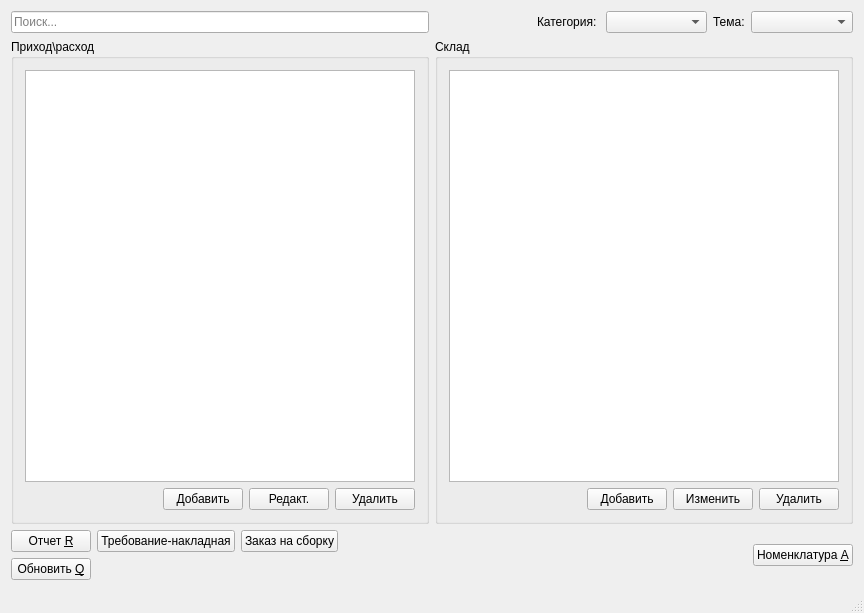
Qt form mainwindow.ui (igrekus/depot) before a commit.
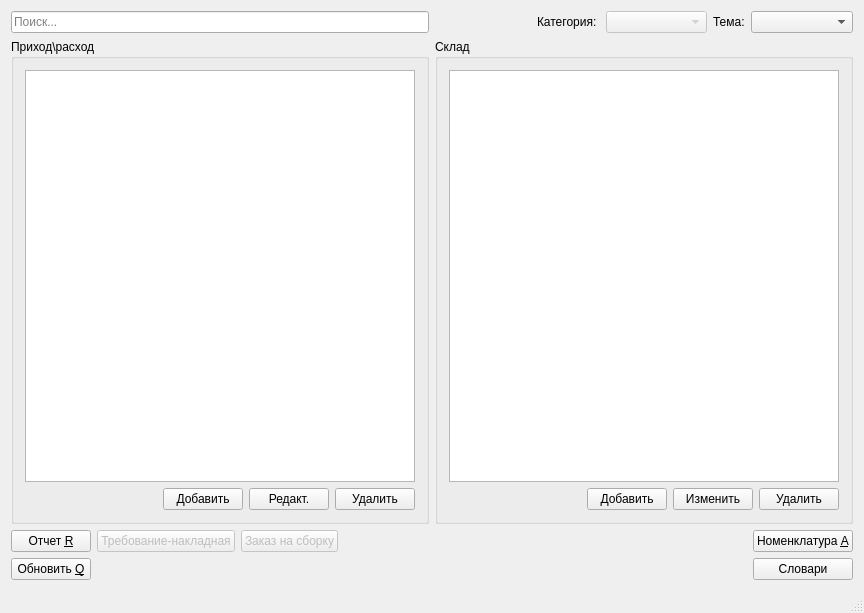
The same form after that commit.

```diff
--- a/mainwindow.ui
+++ b/mainwindow.ui
@@ -14,7 +14,7 @@
    <string>Склад</string>
   </property>
   <widget class="QWidget" name="centralWidget">
-   <layout class="QVBoxLayout" name="verticalLayout_4">
+   <layout class="QVBoxLayout" name="verticalLayout_5">
     <item>
      <layout class="QGridLayout" name="gridLayout">
       <item row="0" column="1">
@@ -41,6 +41,9 @@
         </item>
         <item>
          <widget class="QComboBox" name="comboCategory">
+          <property name="enabled">
+           <bool>false</bool>
+          </property>
           <property name="sizePolicy">
            <sizepolicy hsizetype="Expanding" vsizetype="Fixed">
             <horstretch>0</horstretch>
@@ -207,6 +210,9 @@
           </item>
           <item>
            <widget class="QPushButton" name="pushButton_4">
+            <property name="enabled">
+             <bool>false</bool>
+            </property>
             <property name="text">
              <string>Требование-накладная</string>
             </property>
@@ -214,6 +220,9 @@
           </item>
           <item>
            <widget class="QPushButton" name="btnOrderEditor">
+            <property name="enabled">
+             <bool>false</bool>
+            </property>
             <property name="text">
              <string>Заказ на сборку</string>
             </property>
@@ -261,11 +270,22 @@
        </layout>
       </item>
       <item>
+       <layout class="QVBoxLayout" name="verticalLayout_4">
+        <item>
        <widget class="QPushButton" name="btnInventoryEditor">
         <property name="text">
          <string>Номенклатура &amp;A</string>
         </property>
        </widget>
+        </item>
+        <item>
+         <widget class="QPushButton" name="btnDictEditor">
+          <property name="text">
+           <string>Словари</string>
+          </property>
+         </widget>
+        </item>
+       </layout>
       </item>
      </layout>
     </item>
```
Lines whose indentation alone changed are shown as unchanged.
